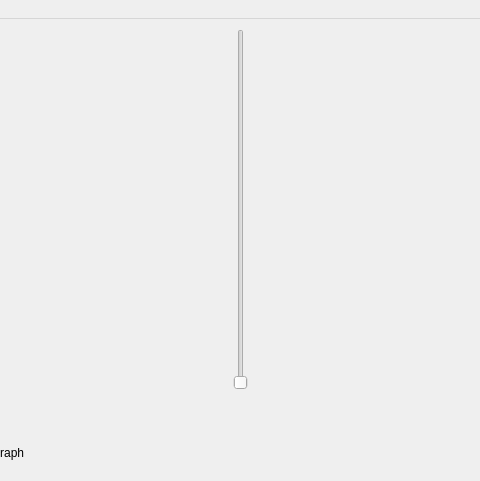
mbober1/EDrive, file Qt/uic/mainwindow.ui: the form before one commit; both pictures show x 160 to 640 and y 0 to 481 of the 805 by 631 pixel window.
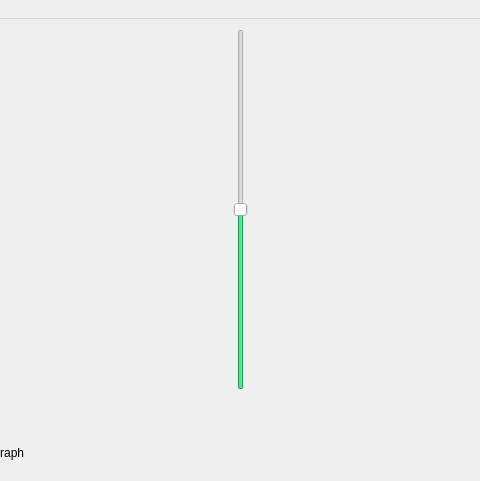
The form after the commit. Icons and pictures are not drawn.

Commit message: setpoint slider

```diff
--- a/Qt/uic/mainwindow.ui
+++ b/Qt/uic/mainwindow.ui
@@ -319,6 +319,12 @@
      </item>
      <item>
       <widget class="QSlider" name="SetpointSlider">
+       <property name="minimum">
+        <number>-40</number>
+       </property>
+       <property name="maximum">
+        <number>40</number>
+       </property>
        <property name="orientation">
         <enum>Qt::Vertical</enum>
        </property>
```
